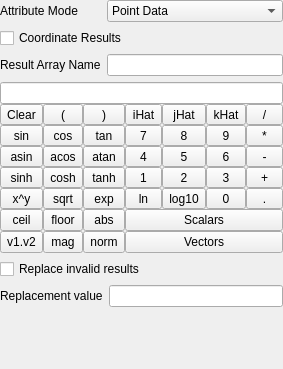
Old version of the form Qt/Components/Resources/UI/pqCalculatorPanel.ui in the repository matthb2/ParaView-beforekitwareswtichedtogit.
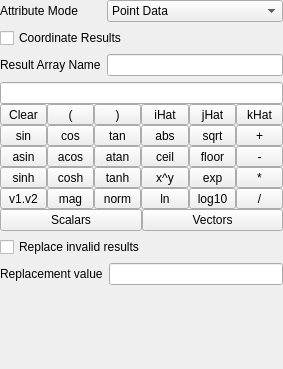
New version of the form.

Commit message: ENH: removed digits 0~9 and the dot key from the panel.

```diff
--- a/Qt/Components/Resources/UI/pqCalculatorPanel.ui
+++ b/Qt/Components/Resources/UI/pqCalculatorPanel.ui
@@ -74,37 +74,21 @@
     </layout>
    </item>
    <item>
-    <layout class="QGridLayout" >
-     <property name="margin" >
+    <layout class="QVBoxLayout" name="verticalLayout_7" stretch="0,0,0">
+     <property name="spacing">
       <number>0</number>
      </property>
-     <property name="spacing" >
-      <number>0</number>
-     </property>
-     <item row="4" column="2" >
-      <widget class="QToolButton" name="tanh" >
-       <property name="sizePolicy" >
-        <sizepolicy>
-         <hsizetype>5</hsizetype>
-         <vsizetype>5</vsizetype>
-         <horstretch>0</horstretch>
-         <verstretch>0</verstretch>
-        </sizepolicy>
-       </property>
-       <property name="focusPolicy" >
-        <enum>Qt::NoFocus</enum>
-       </property>
-       <property name="text" >
-        <string>tanh</string>
-       </property>
-      </widget>
+     <item>
+      <widget class="QLineEdit" name="Function"/>
      </item>
-     <item row="1" column="0" >
-      <widget class="QToolButton" name="Clear" >
-       <property name="sizePolicy" >
-        <sizepolicy>
-         <hsizetype>5</hsizetype>
-         <vsizetype>5</vsizetype>
+     <item>
+      <layout class="QHBoxLayout" name="horizontalLayout_2">
+       <item>
+        <layout class="QVBoxLayout" name="verticalLayout">
+         <item>
+          <widget class="QToolButton" name="Clear">
+           <property name="sizePolicy">
+            <sizepolicy hsizetype="Preferred" vsizetype="Preferred">
          <horstretch>0</horstretch>
          <verstretch>0</verstretch>
         </sizepolicy>
@@ -117,12 +101,10 @@
        </property>
       </widget>
      </item>
-     <item row="3" column="0" >
-      <widget class="QToolButton" name="asin" >
-       <property name="sizePolicy" >
-        <sizepolicy>
-         <hsizetype>5</hsizetype>
-         <vsizetype>5</vsizetype>
+         <item>
+          <widget class="QToolButton" name="sin">
+           <property name="sizePolicy">
+            <sizepolicy hsizetype="Preferred" vsizetype="Preferred">
          <horstretch>0</horstretch>
          <verstretch>0</verstretch>
         </sizepolicy>
@@ -130,17 +112,31 @@
        <property name="focusPolicy" >
         <enum>Qt::NoFocus</enum>
        </property>
-       <property name="text" >
+           <property name="text">
+            <string>sin</string>
+           </property>
+          </widget>
+         </item>
+         <item>
+          <widget class="QToolButton" name="asin">
+           <property name="sizePolicy">
+            <sizepolicy hsizetype="Preferred" vsizetype="Preferred">
+             <horstretch>0</horstretch>
+             <verstretch>0</verstretch>
+            </sizepolicy>
+           </property>
+           <property name="focusPolicy">
+            <enum>Qt::NoFocus</enum>
+           </property>
+           <property name="text">
         <string>asin</string>
        </property>
       </widget>
      </item>
-     <item row="4" column="4" >
-      <widget class="QToolButton" name="n2" >
-       <property name="sizePolicy" >
-        <sizepolicy>
-         <hsizetype>5</hsizetype>
-         <vsizetype>5</vsizetype>
+         <item>
+          <widget class="QToolButton" name="sinh">
+           <property name="sizePolicy">
+            <sizepolicy hsizetype="Preferred" vsizetype="Preferred">
          <horstretch>0</horstretch>
          <verstretch>0</verstretch>
         </sizepolicy>
@@ -148,143 +144,15 @@
        <property name="focusPolicy" >
         <enum>Qt::NoFocus</enum>
        </property>
-       <property name="text" >
-        <string>2</string>
-       </property>
-      </widget>
-     </item>
-     <item row="1" column="1" >
-      <widget class="QToolButton" name="LeftParentheses" >
-       <property name="sizePolicy" >
-        <sizepolicy>
-         <hsizetype>5</hsizetype>
-         <vsizetype>5</vsizetype>
-         <horstretch>0</horstretch>
-         <verstretch>0</verstretch>
-        </sizepolicy>
-       </property>
-       <property name="focusPolicy" >
-        <enum>Qt::NoFocus</enum>
-       </property>
-       <property name="text" >
-        <string>(</string>
-       </property>
-      </widget>
-     </item>
-     <item row="4" column="3" >
-      <widget class="QToolButton" name="n1" >
-       <property name="sizePolicy" >
-        <sizepolicy>
-         <hsizetype>5</hsizetype>
-         <vsizetype>5</vsizetype>
-         <horstretch>0</horstretch>
-         <verstretch>0</verstretch>
-        </sizepolicy>
-       </property>
-       <property name="focusPolicy" >
-        <enum>Qt::NoFocus</enum>
-       </property>
-       <property name="text" >
-        <string>1</string>
-       </property>
-      </widget>
-     </item>
-     <item row="3" column="2" >
-      <widget class="QToolButton" name="atan" >
-       <property name="sizePolicy" >
-        <sizepolicy>
-         <hsizetype>5</hsizetype>
-         <vsizetype>5</vsizetype>
-         <horstretch>0</horstretch>
-         <verstretch>0</verstretch>
-        </sizepolicy>
-       </property>
-       <property name="focusPolicy" >
-        <enum>Qt::NoFocus</enum>
-       </property>
-       <property name="text" >
-        <string>atan</string>
-       </property>
-      </widget>
-     </item>
-     <item row="3" column="5" >
-      <widget class="QToolButton" name="n6" >
-       <property name="sizePolicy" >
-        <sizepolicy>
-         <hsizetype>5</hsizetype>
-         <vsizetype>5</vsizetype>
-         <horstretch>0</horstretch>
-         <verstretch>0</verstretch>
-        </sizepolicy>
-       </property>
-       <property name="focusPolicy" >
-        <enum>Qt::NoFocus</enum>
-       </property>
-       <property name="text" >
-        <string>6</string>
-       </property>
-      </widget>
-     </item>
-     <item row="3" column="4" >
-      <widget class="QToolButton" name="n5" >
-       <property name="sizePolicy" >
-        <sizepolicy>
-         <hsizetype>5</hsizetype>
-         <vsizetype>5</vsizetype>
-         <horstretch>0</horstretch>
-         <verstretch>0</verstretch>
-        </sizepolicy>
-       </property>
-       <property name="focusPolicy" >
-        <enum>Qt::NoFocus</enum>
-       </property>
-       <property name="text" >
-        <string>5</string>
-       </property>
-      </widget>
-     </item>
-     <item row="6" column="0" >
-      <widget class="QToolButton" name="ceil" >
-       <property name="sizePolicy" >
-        <sizepolicy>
-         <hsizetype>5</hsizetype>
-         <vsizetype>5</vsizetype>
-         <horstretch>0</horstretch>
-         <verstretch>0</verstretch>
-        </sizepolicy>
-       </property>
-       <property name="focusPolicy" >
-        <enum>Qt::NoFocus</enum>
-       </property>
-       <property name="text" >
-        <string>ceil</string>
-       </property>
-      </widget>
-     </item>
-     <item row="4" column="0" >
-      <widget class="QToolButton" name="sinh" >
-       <property name="sizePolicy" >
-        <sizepolicy>
-         <hsizetype>5</hsizetype>
-         <vsizetype>5</vsizetype>
-         <horstretch>0</horstretch>
-         <verstretch>0</verstretch>
-        </sizepolicy>
-       </property>
-       <property name="focusPolicy" >
-        <enum>Qt::NoFocus</enum>
-       </property>
-       <property name="text" >
+           <property name="text">
         <string>sinh</string>
        </property>
       </widget>
      </item>
-     <item row="6" column="2" >
-      <widget class="QToolButton" name="abs" >
-       <property name="sizePolicy" >
-        <sizepolicy>
-         <hsizetype>5</hsizetype>
-         <vsizetype>5</vsizetype>
+         <item>
+          <widget class="QToolButton" name="v1v2">
+           <property name="sizePolicy">
+            <sizepolicy hsizetype="Preferred" vsizetype="Preferred">
          <horstretch>0</horstretch>
          <verstretch>0</verstretch>
         </sizepolicy>
@@ -292,190 +160,7 @@
        <property name="focusPolicy" >
         <enum>Qt::NoFocus</enum>
        </property>
-       <property name="text" >
-        <string>abs</string>
-       </property>
-      </widget>
-     </item>
-     <item row="3" column="6" >
-      <widget class="QToolButton" name="Minus" >
-       <property name="sizePolicy" >
-        <sizepolicy>
-         <hsizetype>5</hsizetype>
-         <vsizetype>5</vsizetype>
-         <horstretch>0</horstretch>
-         <verstretch>0</verstretch>
-        </sizepolicy>
-       </property>
-       <property name="focusPolicy" >
-        <enum>Qt::NoFocus</enum>
-       </property>
-       <property name="text" >
-        <string>-</string>
-       </property>
-      </widget>
-     </item>
-     <item row="1" column="4" >
-      <widget class="QToolButton" name="jHat" >
-       <property name="sizePolicy" >
-        <sizepolicy>
-         <hsizetype>5</hsizetype>
-         <vsizetype>5</vsizetype>
-         <horstretch>0</horstretch>
-         <verstretch>0</verstretch>
-        </sizepolicy>
-       </property>
-       <property name="focusPolicy" >
-        <enum>Qt::NoFocus</enum>
-       </property>
-       <property name="text" >
-        <string>jHat</string>
-       </property>
-      </widget>
-     </item>
-     <item row="2" column="2" >
-      <widget class="QToolButton" name="tan" >
-       <property name="sizePolicy" >
-        <sizepolicy>
-         <hsizetype>5</hsizetype>
-         <vsizetype>5</vsizetype>
-         <horstretch>0</horstretch>
-         <verstretch>0</verstretch>
-        </sizepolicy>
-       </property>
-       <property name="focusPolicy" >
-        <enum>Qt::NoFocus</enum>
-       </property>
-       <property name="text" >
-        <string>tan</string>
-       </property>
-      </widget>
-     </item>
-     <item row="2" column="6" >
-      <widget class="QToolButton" name="Multiply" >
-       <property name="sizePolicy" >
-        <sizepolicy>
-         <hsizetype>5</hsizetype>
-         <vsizetype>5</vsizetype>
-         <horstretch>0</horstretch>
-         <verstretch>0</verstretch>
-        </sizepolicy>
-       </property>
-       <property name="focusPolicy" >
-        <enum>Qt::NoFocus</enum>
-       </property>
-       <property name="text" >
-        <string>*</string>
-       </property>
-      </widget>
-     </item>
-     <item row="1" column="2" >
-      <widget class="QToolButton" name="RightParentheses" >
-       <property name="sizePolicy" >
-        <sizepolicy>
-         <hsizetype>5</hsizetype>
-         <vsizetype>5</vsizetype>
-         <horstretch>0</horstretch>
-         <verstretch>0</verstretch>
-        </sizepolicy>
-       </property>
-       <property name="focusPolicy" >
-        <enum>Qt::NoFocus</enum>
-       </property>
-       <property name="text" >
-        <string>)</string>
-       </property>
-      </widget>
-     </item>
-     <item row="2" column="0" >
-      <widget class="QToolButton" name="sin" >
-       <property name="sizePolicy" >
-        <sizepolicy>
-         <hsizetype>5</hsizetype>
-         <vsizetype>5</vsizetype>
-         <horstretch>0</horstretch>
-         <verstretch>0</verstretch>
-        </sizepolicy>
-       </property>
-       <property name="focusPolicy" >
-        <enum>Qt::NoFocus</enum>
-       </property>
-       <property name="text" >
-        <string>sin</string>
-       </property>
-      </widget>
-     </item>
-     <item row="0" column="0" colspan="7" >
-      <widget class="QLineEdit" name="Function" />
-     </item>
-     <item row="1" column="5" >
-      <widget class="QToolButton" name="kHat" >
-       <property name="sizePolicy" >
-        <sizepolicy>
-         <hsizetype>5</hsizetype>
-         <vsizetype>5</vsizetype>
-         <horstretch>0</horstretch>
-         <verstretch>0</verstretch>
-        </sizepolicy>
-       </property>
-       <property name="focusPolicy" >
-        <enum>Qt::NoFocus</enum>
-       </property>
-       <property name="text" >
-        <string>kHat</string>
-       </property>
-      </widget>
-     </item>
-     <item row="3" column="1" >
-      <widget class="QToolButton" name="acos" >
-       <property name="sizePolicy" >
-        <sizepolicy>
-         <hsizetype>5</hsizetype>
-         <vsizetype>5</vsizetype>
-         <horstretch>0</horstretch>
-         <verstretch>0</verstretch>
-        </sizepolicy>
-       </property>
-       <property name="focusPolicy" >
-        <enum>Qt::NoFocus</enum>
-       </property>
-       <property name="text" >
-        <string>acos</string>
-       </property>
-      </widget>
-     </item>
-     <item row="3" column="3" >
-      <widget class="QToolButton" name="n4" >
-       <property name="sizePolicy" >
-        <sizepolicy>
-         <hsizetype>5</hsizetype>
-         <vsizetype>5</vsizetype>
-         <horstretch>0</horstretch>
-         <verstretch>0</verstretch>
-        </sizepolicy>
-       </property>
-       <property name="focusPolicy" >
-        <enum>Qt::NoFocus</enum>
-       </property>
-       <property name="text" >
-        <string>4</string>
-       </property>
-      </widget>
-     </item>
-     <item row="7" column="0" >
-      <widget class="QToolButton" name="v1v2" >
-       <property name="sizePolicy" >
-        <sizepolicy>
-         <hsizetype>5</hsizetype>
-         <vsizetype>5</vsizetype>
-         <horstretch>0</horstretch>
-         <verstretch>0</verstretch>
-        </sizepolicy>
-       </property>
-       <property name="focusPolicy" >
-        <enum>Qt::NoFocus</enum>
-       </property>
-       <property name="text" >
+           <property name="text">
         <string>v1.v2</string>
        </property>
        <property name="autoRaise" >
@@ -483,30 +168,14 @@
        </property>
       </widget>
      </item>
-     <item row="6" column="1" >
-      <widget class="QToolButton" name="floor" >
-       <property name="sizePolicy" >
-        <sizepolicy>
-         <hsizetype>5</hsizetype>
-         <vsizetype>5</vsizetype>
-         <horstretch>0</horstretch>
-         <verstretch>0</verstretch>
-        </sizepolicy>
-       </property>
-       <property name="focusPolicy" >
-        <enum>Qt::NoFocus</enum>
-       </property>
-       <property name="text" >
-        <string>floor</string>
-       </property>
-      </widget>
-     </item>
-     <item row="5" column="2" >
-      <widget class="QToolButton" name="exp" >
-       <property name="sizePolicy" >
-        <sizepolicy>
-         <hsizetype>5</hsizetype>
-         <vsizetype>5</vsizetype>
+        </layout>
+       </item>
+       <item>
+        <layout class="QVBoxLayout" name="verticalLayout_2">
+         <item>
+          <widget class="QToolButton" name="LeftParentheses">
+           <property name="sizePolicy">
+            <sizepolicy hsizetype="Preferred" vsizetype="Preferred">
          <horstretch>0</horstretch>
          <verstretch>0</verstretch>
         </sizepolicy>
@@ -514,17 +183,15 @@
        <property name="focusPolicy" >
         <enum>Qt::NoFocus</enum>
        </property>
-       <property name="text" >
-        <string>exp</string>
+           <property name="text">
+            <string>(</string>
        </property>
       </widget>
      </item>
-     <item row="7" column="2" >
-      <widget class="QToolButton" name="norm" >
-       <property name="sizePolicy" >
-        <sizepolicy>
-         <hsizetype>5</hsizetype>
-         <vsizetype>5</vsizetype>
+         <item>
+          <widget class="QToolButton" name="cos">
+           <property name="sizePolicy">
+            <sizepolicy hsizetype="Preferred" vsizetype="Preferred">
          <horstretch>0</horstretch>
          <verstretch>0</verstretch>
         </sizepolicy>
@@ -532,107 +199,15 @@
        <property name="focusPolicy" >
         <enum>Qt::NoFocus</enum>
        </property>
-       <property name="text" >
-        <string>norm</string>
-       </property>
-      </widget>
-     </item>
-     <item row="1" column="3" >
-      <widget class="QToolButton" name="iHat" >
-       <property name="sizePolicy" >
-        <sizepolicy>
-         <hsizetype>5</hsizetype>
-         <vsizetype>5</vsizetype>
-         <horstretch>0</horstretch>
-         <verstretch>0</verstretch>
-        </sizepolicy>
-       </property>
-       <property name="focusPolicy" >
-        <enum>Qt::NoFocus</enum>
-       </property>
-       <property name="text" >
-        <string>iHat</string>
-       </property>
-      </widget>
-     </item>
-     <item row="1" column="6" >
-      <widget class="QToolButton" name="Divide" >
-       <property name="sizePolicy" >
-        <sizepolicy>
-         <hsizetype>5</hsizetype>
-         <vsizetype>5</vsizetype>
-         <horstretch>0</horstretch>
-         <verstretch>0</verstretch>
-        </sizepolicy>
-       </property>
-       <property name="focusPolicy" >
-        <enum>Qt::NoFocus</enum>
-       </property>
-       <property name="text" >
-        <string>/</string>
-       </property>
-      </widget>
-     </item>
-     <item row="4" column="1" >
-      <widget class="QToolButton" name="cosh" >
-       <property name="sizePolicy" >
-        <sizepolicy>
-         <hsizetype>5</hsizetype>
-         <vsizetype>5</vsizetype>
-         <horstretch>0</horstretch>
-         <verstretch>0</verstretch>
-        </sizepolicy>
-       </property>
-       <property name="focusPolicy" >
-        <enum>Qt::NoFocus</enum>
-       </property>
-       <property name="text" >
-        <string>cosh</string>
-       </property>
-      </widget>
-     </item>
-     <item row="5" column="3" >
-      <widget class="QToolButton" name="ln" >
-       <property name="sizePolicy" >
-        <sizepolicy>
-         <hsizetype>5</hsizetype>
-         <vsizetype>5</vsizetype>
-         <horstretch>0</horstretch>
-         <verstretch>0</verstretch>
-        </sizepolicy>
-       </property>
-       <property name="focusPolicy" >
-        <enum>Qt::NoFocus</enum>
-       </property>
-       <property name="text" >
-        <string>ln</string>
-       </property>
-      </widget>
-     </item>
-     <item row="2" column="1" >
-      <widget class="QToolButton" name="cos" >
-       <property name="sizePolicy" >
-        <sizepolicy>
-         <hsizetype>5</hsizetype>
-         <vsizetype>5</vsizetype>
-         <horstretch>0</horstretch>
-         <verstretch>0</verstretch>
-        </sizepolicy>
-       </property>
-       <property name="focusPolicy" >
-        <enum>Qt::NoFocus</enum>
-       </property>
-       <property name="text" >
+           <property name="text">
         <string>cos</string>
        </property>
       </widget>
      </item>
-     <item row="5" column="5" >
-      <widget class="QToolButton" name="n0" >
-       <property name="sizePolicy" >
-        <sizepolicy>
-         <hsizetype>5</hsizetype>
-         <vsizetype>5</vsizetype>
+         <item>
+          <widget class="QToolButton" name="acos">
+           <property name="sizePolicy">
+            <sizepolicy hsizetype="Preferred" vsizetype="Preferred">
          <horstretch>0</horstretch>
          <verstretch>0</verstretch>
         </sizepolicy>
@@ -640,17 +215,15 @@
        <property name="focusPolicy" >
         <enum>Qt::NoFocus</enum>
        </property>
-       <property name="text" >
-        <string>0</string>
+           <property name="text">
+            <string>acos</string>
        </property>
       </widget>
      </item>
-     <item row="7" column="1" >
-      <widget class="QToolButton" name="mag" >
-       <property name="sizePolicy" >
-        <sizepolicy>
-         <hsizetype>5</hsizetype>
-         <vsizetype>5</vsizetype>
+         <item>
+          <widget class="QToolButton" name="cosh">
+           <property name="sizePolicy">
+            <sizepolicy hsizetype="Preferred" vsizetype="Preferred">
          <horstretch>0</horstretch>
          <verstretch>0</verstretch>
         </sizepolicy>
@@ -658,17 +231,35 @@
        <property name="focusPolicy" >
         <enum>Qt::NoFocus</enum>
        </property>
-       <property name="text" >
+           <property name="text">
+            <string>cosh</string>
+           </property>
+          </widget>
+         </item>
+         <item>
+          <widget class="QToolButton" name="mag">
+           <property name="sizePolicy">
+            <sizepolicy hsizetype="Preferred" vsizetype="Preferred">
+             <horstretch>0</horstretch>
+             <verstretch>0</verstretch>
+            </sizepolicy>
+           </property>
+           <property name="focusPolicy">
+            <enum>Qt::NoFocus</enum>
+           </property>
+           <property name="text">
         <string>mag</string>
        </property>
       </widget>
      </item>
-     <item row="5" column="0" >
-      <widget class="QToolButton" name="xy" >
-       <property name="sizePolicy" >
-        <sizepolicy>
-         <hsizetype>5</hsizetype>
-         <vsizetype>5</vsizetype>
+        </layout>
+       </item>
+       <item>
+        <layout class="QVBoxLayout" name="verticalLayout_3">
+         <item>
+          <widget class="QToolButton" name="RightParentheses">
+           <property name="sizePolicy">
+            <sizepolicy hsizetype="Preferred" vsizetype="Preferred">
          <horstretch>0</horstretch>
          <verstretch>0</verstretch>
         </sizepolicy>
@@ -676,17 +267,147 @@
        <property name="focusPolicy" >
         <enum>Qt::NoFocus</enum>
        </property>
-       <property name="text" >
+           <property name="text">
+            <string>)</string>
+           </property>
+          </widget>
+         </item>
+         <item>
+          <widget class="QToolButton" name="tan">
+           <property name="sizePolicy">
+            <sizepolicy hsizetype="Preferred" vsizetype="Preferred">
+             <horstretch>0</horstretch>
+             <verstretch>0</verstretch>
+            </sizepolicy>
+           </property>
+           <property name="focusPolicy">
+            <enum>Qt::NoFocus</enum>
+           </property>
+           <property name="text">
+            <string>tan</string>
+           </property>
+          </widget>
+         </item>
+         <item>
+          <widget class="QToolButton" name="atan">
+           <property name="sizePolicy">
+            <sizepolicy hsizetype="Preferred" vsizetype="Preferred">
+             <horstretch>0</horstretch>
+             <verstretch>0</verstretch>
+            </sizepolicy>
+           </property>
+           <property name="focusPolicy">
+            <enum>Qt::NoFocus</enum>
+           </property>
+           <property name="text">
+            <string>atan</string>
+           </property>
+          </widget>
+         </item>
+         <item>
+          <widget class="QToolButton" name="tanh">
+           <property name="sizePolicy">
+            <sizepolicy hsizetype="Preferred" vsizetype="Preferred">
+             <horstretch>0</horstretch>
+             <verstretch>0</verstretch>
+            </sizepolicy>
+           </property>
+           <property name="focusPolicy">
+            <enum>Qt::NoFocus</enum>
+           </property>
+           <property name="text">
+            <string>tanh</string>
+           </property>
+          </widget>
+         </item>
+         <item>
+          <widget class="QToolButton" name="norm">
+           <property name="sizePolicy">
+            <sizepolicy hsizetype="Preferred" vsizetype="Preferred">
+             <horstretch>0</horstretch>
+             <verstretch>0</verstretch>
+            </sizepolicy>
+           </property>
+           <property name="focusPolicy">
+            <enum>Qt::NoFocus</enum>
+           </property>
+           <property name="text">
+            <string>norm</string>
+           </property>
+          </widget>
+         </item>
+        </layout>
+       </item>
+       <item>
+        <layout class="QVBoxLayout" name="verticalLayout_4">
+         <item>
+          <widget class="QToolButton" name="iHat">
+           <property name="sizePolicy">
+            <sizepolicy hsizetype="Preferred" vsizetype="Preferred">
+             <horstretch>0</horstretch>
+             <verstretch>0</verstretch>
+            </sizepolicy>
+           </property>
+           <property name="focusPolicy">
+            <enum>Qt::NoFocus</enum>
+           </property>
+           <property name="text">
+            <string>iHat</string>
+           </property>
+          </widget>
+         </item>
+         <item>
+          <widget class="QToolButton" name="abs">
+           <property name="sizePolicy">
+            <sizepolicy hsizetype="Preferred" vsizetype="Preferred">
+             <horstretch>0</horstretch>
+             <verstretch>0</verstretch>
+            </sizepolicy>
+           </property>
+           <property name="focusPolicy">
+            <enum>Qt::NoFocus</enum>
+           </property>
+           <property name="text">
+            <string>abs</string>
+           </property>
+          </widget>
+         </item>
+         <item>
+          <widget class="QToolButton" name="ceil">
+           <property name="sizePolicy">
+            <sizepolicy hsizetype="Preferred" vsizetype="Preferred">
+             <horstretch>0</horstretch>
+             <verstretch>0</verstretch>
+            </sizepolicy>
+           </property>
+           <property name="focusPolicy">
+            <enum>Qt::NoFocus</enum>
+           </property>
+           <property name="text">
+            <string>ceil</string>
+           </property>
+          </widget>
+         </item>
+         <item>
+          <widget class="QToolButton" name="xy">
+           <property name="sizePolicy">
+            <sizepolicy hsizetype="Preferred" vsizetype="Preferred">
+             <horstretch>0</horstretch>
+             <verstretch>0</verstretch>
+            </sizepolicy>
+           </property>
+           <property name="focusPolicy">
+            <enum>Qt::NoFocus</enum>
+           </property>
+           <property name="text">
         <string>x^y</string>
        </property>
       </widget>
      </item>
-     <item row="2" column="3" >
-      <widget class="QToolButton" name="n7" >
-       <property name="sizePolicy" >
-        <sizepolicy>
-         <hsizetype>5</hsizetype>
-         <vsizetype>5</vsizetype>
+         <item>
+          <widget class="QToolButton" name="ln">
+           <property name="sizePolicy">
+            <sizepolicy hsizetype="Preferred" vsizetype="Preferred">
          <horstretch>0</horstretch>
          <verstretch>0</verstretch>
         </sizepolicy>
@@ -694,17 +415,19 @@
        <property name="focusPolicy" >
         <enum>Qt::NoFocus</enum>
        </property>
-       <property name="text" >
-        <string>7</string>
+           <property name="text">
+            <string>ln</string>
        </property>
       </widget>
      </item>
-     <item row="5" column="1" >
-      <widget class="QToolButton" name="sqrt" >
-       <property name="sizePolicy" >
-        <sizepolicy>
-         <hsizetype>5</hsizetype>
-         <vsizetype>5</vsizetype>
+        </layout>
+       </item>
+       <item>
+        <layout class="QVBoxLayout" name="verticalLayout_5">
+         <item>
+          <widget class="QToolButton" name="jHat">
+           <property name="sizePolicy">
+            <sizepolicy hsizetype="Preferred" vsizetype="Preferred">
          <horstretch>0</horstretch>
          <verstretch>0</verstretch>
         </sizepolicy>
@@ -712,17 +435,31 @@
        <property name="focusPolicy" >
         <enum>Qt::NoFocus</enum>
        </property>
-       <property name="text" >
+           <property name="text">
+            <string>jHat</string>
+           </property>
+          </widget>
+         </item>
+         <item>
+          <widget class="QToolButton" name="sqrt">
+           <property name="sizePolicy">
+            <sizepolicy hsizetype="Preferred" vsizetype="Preferred">
+             <horstretch>0</horstretch>
+             <verstretch>0</verstretch>
+            </sizepolicy>
+           </property>
+           <property name="focusPolicy">
+            <enum>Qt::NoFocus</enum>
+           </property>
+           <property name="text">
         <string>sqrt</string>
        </property>
       </widget>
      </item>
-     <item row="4" column="6" >
-      <widget class="QToolButton" name="Plus" >
-       <property name="sizePolicy" >
-        <sizepolicy>
-         <hsizetype>5</hsizetype>
-         <vsizetype>5</vsizetype>
+         <item>
+          <widget class="QToolButton" name="floor">
+           <property name="sizePolicy">
+            <sizepolicy hsizetype="Preferred" vsizetype="Preferred">
          <horstretch>0</horstretch>
          <verstretch>0</verstretch>
         </sizepolicy>
@@ -730,17 +467,15 @@
        <property name="focusPolicy" >
         <enum>Qt::NoFocus</enum>
        </property>
-       <property name="text" >
-        <string>+</string>
+           <property name="text">
+            <string>floor</string>
        </property>
       </widget>
      </item>
-     <item row="2" column="4" >
-      <widget class="QToolButton" name="n8" >
-       <property name="sizePolicy" >
-        <sizepolicy>
-         <hsizetype>5</hsizetype>
-         <vsizetype>5</vsizetype>
+         <item>
+          <widget class="QToolButton" name="exp">
+           <property name="sizePolicy">
+            <sizepolicy hsizetype="Preferred" vsizetype="Preferred">
          <horstretch>0</horstretch>
          <verstretch>0</verstretch>
         </sizepolicy>
@@ -748,17 +483,15 @@
        <property name="focusPolicy" >
         <enum>Qt::NoFocus</enum>
        </property>
-       <property name="text" >
-        <string>8</string>
+           <property name="text">
+            <string>exp</string>
        </property>
       </widget>
      </item>
-     <item row="5" column="4" >
-      <widget class="QToolButton" name="log10" >
-       <property name="sizePolicy" >
-        <sizepolicy>
-         <hsizetype>5</hsizetype>
-         <vsizetype>5</vsizetype>
+         <item>
+          <widget class="QToolButton" name="log10">
+           <property name="sizePolicy">
+            <sizepolicy hsizetype="Preferred" vsizetype="Preferred">
          <horstretch>0</horstretch>
          <verstretch>0</verstretch>
         </sizepolicy>
@@ -771,12 +504,14 @@
        </property>
       </widget>
      </item>
-     <item row="2" column="5" >
-      <widget class="QToolButton" name="n9" >
-       <property name="sizePolicy" >
-        <sizepolicy>
-         <hsizetype>5</hsizetype>
-         <vsizetype>5</vsizetype>
+        </layout>
+       </item>
+       <item>
+        <layout class="QVBoxLayout" name="verticalLayout_6">
+         <item>
+          <widget class="QToolButton" name="kHat">
+           <property name="sizePolicy">
+            <sizepolicy hsizetype="Preferred" vsizetype="Preferred">
          <horstretch>0</horstretch>
          <verstretch>0</verstretch>
         </sizepolicy>
@@ -784,17 +519,15 @@
        <property name="focusPolicy" >
         <enum>Qt::NoFocus</enum>
        </property>
-       <property name="text" >
-        <string>9</string>
+           <property name="text">
+            <string>kHat</string>
        </property>
       </widget>
      </item>
-     <item row="5" column="6" >
-      <widget class="QToolButton" name="Dot" >
-       <property name="sizePolicy" >
-        <sizepolicy>
-         <hsizetype>5</hsizetype>
-         <vsizetype>5</vsizetype>
+         <item>
+          <widget class="QToolButton" name="Plus">
+           <property name="sizePolicy">
+            <sizepolicy hsizetype="Preferred" vsizetype="Preferred">
          <horstretch>0</horstretch>
          <verstretch>0</verstretch>
         </sizepolicy>
@@ -802,17 +535,15 @@
        <property name="focusPolicy" >
         <enum>Qt::NoFocus</enum>
        </property>
-       <property name="text" >
-        <string>.</string>
+           <property name="text">
+            <string>+</string>
        </property>
       </widget>
      </item>
-     <item row="4" column="5" >
-      <widget class="QToolButton" name="n3" >
-       <property name="sizePolicy" >
-        <sizepolicy>
-         <hsizetype>5</hsizetype>
-         <vsizetype>5</vsizetype>
+         <item>
+          <widget class="QToolButton" name="Minus">
+           <property name="sizePolicy">
+            <sizepolicy hsizetype="Preferred" vsizetype="Preferred">
          <horstretch>0</horstretch>
          <verstretch>0</verstretch>
         </sizepolicy>
@@ -820,24 +551,62 @@
        <property name="focusPolicy" >
         <enum>Qt::NoFocus</enum>
        </property>
-       <property name="text" >
-        <string>3</string>
+           <property name="text">
+            <string>-</string>
        </property>
       </widget>
      </item>
-     <item row="6" column="3" colspan="4" >
-      <widget class="QPushButton" name="Scalars" >
-       <property name="focusPolicy" >
+         <item>
+          <widget class="QToolButton" name="Multiply">
+           <property name="sizePolicy">
+            <sizepolicy hsizetype="Preferred" vsizetype="Preferred">
+             <horstretch>0</horstretch>
+             <verstretch>0</verstretch>
+            </sizepolicy>
+           </property>
+           <property name="focusPolicy">
         <enum>Qt::NoFocus</enum>
        </property>
-       <property name="text" >
+           <property name="text">
+            <string>*</string>
+           </property>
+          </widget>
+         </item>
+         <item>
+          <widget class="QToolButton" name="Divide">
+           <property name="sizePolicy">
+            <sizepolicy hsizetype="Preferred" vsizetype="Preferred">
+             <horstretch>0</horstretch>
+             <verstretch>0</verstretch>
+            </sizepolicy>
+           </property>
+           <property name="focusPolicy">
+            <enum>Qt::NoFocus</enum>
+           </property>
+           <property name="text">
+            <string>/</string>
+           </property>
+          </widget>
+         </item>
+        </layout>
+       </item>
+      </layout>
+     </item>
+     <item>
+      <layout class="QHBoxLayout" name="horizontalLayout">
+       <item>
+        <widget class="QPushButton" name="Scalars">
+         <property name="focusPolicy">
+          <enum>Qt::NoFocus</enum>
+         </property>
+         <property name="text">
         <string>Scalars</string>
        </property>
       </widget>
      </item>
-     <item row="7" column="3" colspan="4" >
-      <widget class="QPushButton" name="Vectors" >
-       <property name="focusPolicy" >
+       <item>
+        <widget class="QPushButton" name="Vectors">
+         <property name="focusPolicy">
         <enum>Qt::NoFocus</enum>
        </property>
        <property name="text" >
@@ -847,6 +616,8 @@
      </item>
     </layout>
    </item>
+    </layout>
+   </item>
    <item>
     <widget class="QCheckBox" name="ReplaceInvalidResult" >
      <property name="text" >
@@ -855,22 +626,19 @@
     </widget>
    </item>
    <item>
-    <layout class="QHBoxLayout" >
-     <property name="margin" >
-      <number>0</number>
-     </property>
-     <property name="spacing" >
+    <layout class="QHBoxLayout">
+     <property name="spacing">
       <number>6</number>
      </property>
      <item>
-      <widget class="QLabel" name="label_3" >
-       <property name="text" >
+      <widget class="QLabel" name="label_3">
+       <property name="text">
         <string>Replacement value</string>
        </property>
       </widget>
      </item>
      <item>
-      <widget class="QLineEdit" name="ReplacementValue" />
+      <widget class="QLineEdit" name="ReplacementValue"/>
      </item>
     </layout>
    </item>
```
Left out of the diff: 132 changed lines with no effect on the pictures. Lines whose indentation alone changed are shown as unchanged.
